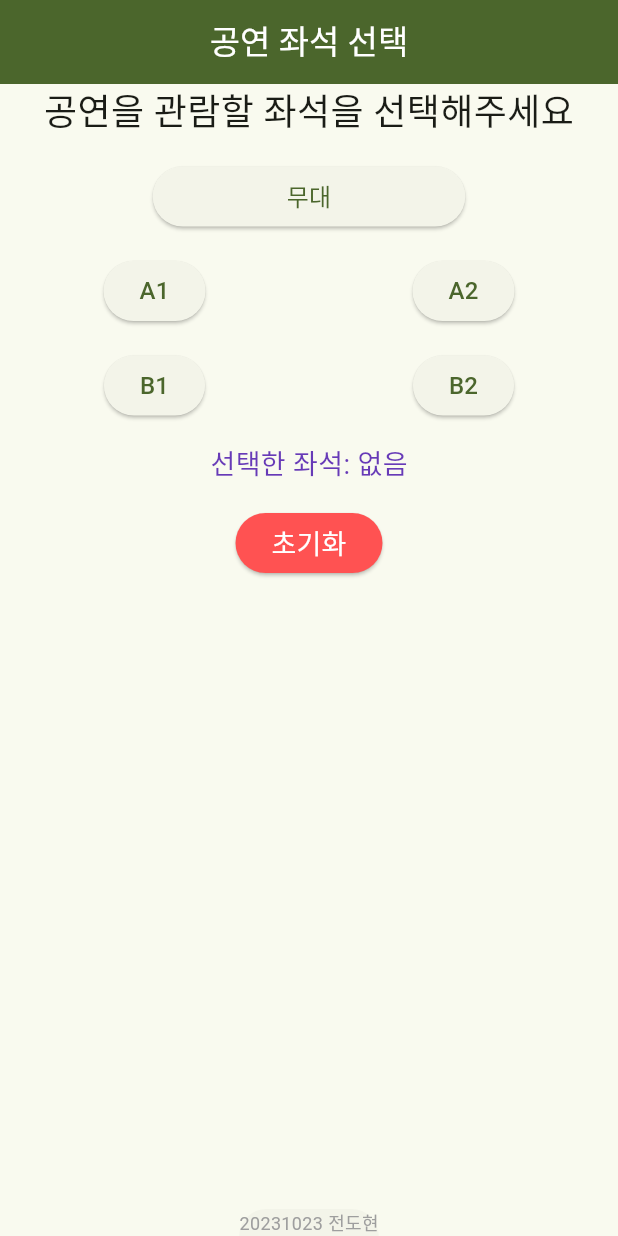
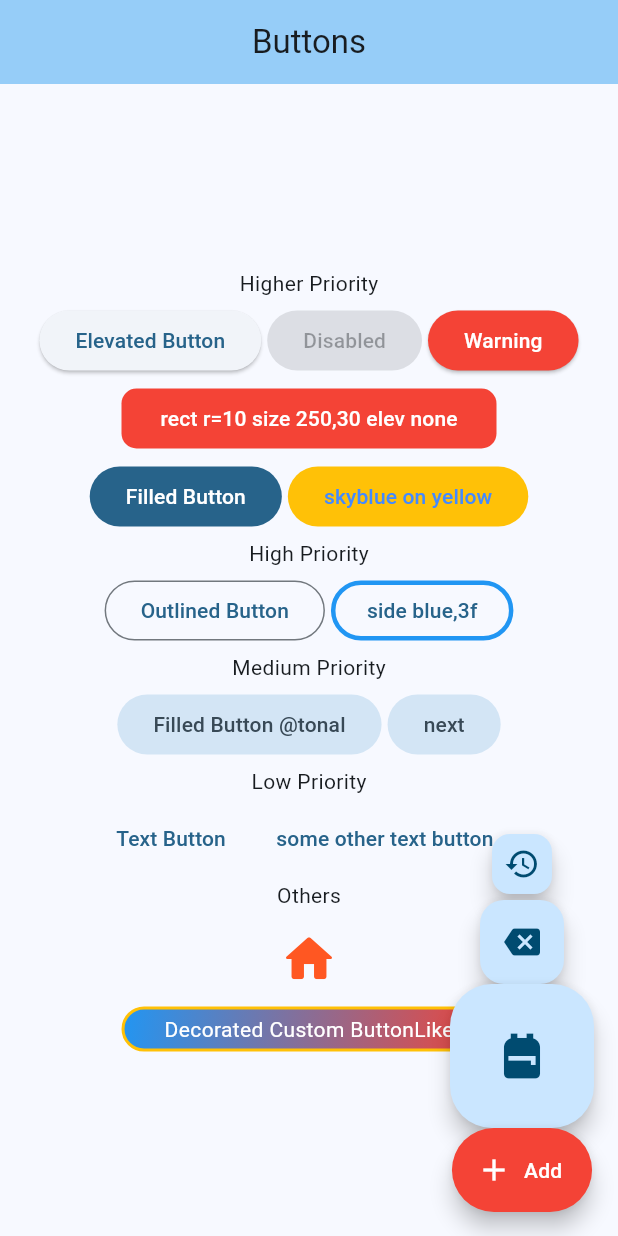
Before and after one commit to HotoRas/flutter_appprogram, a Flutter app: the screen it shows after launch, on a phone screen of 412 x 824 dp. Run offline on Flutter 3.47's test engine with Material 3 defaults, Android fonts, the phone set to English and light mode, and no system bars; our stand-ins replace audioplayers, lottie.

Commit message:
lib/buttons: that's a lot of buttons

```diff
--- /dev/null
+++ b/lib/buttons.dart
@@ -0,0 +1,128 @@
+import 'package:flutter/material.dart';
+
+void _noaction() {}
+
+class Buttons extends StatelessWidget {
+  const Buttons({super.key});
+  @override
+  Widget build(BuildContext context) {
+    return Scaffold(
+      appBar: AppBar(backgroundColor: Theme.of(context).colorScheme.inversePrimary, title: Text('Buttons'), centerTitle: true),
+      body: Center(
+        child: Column(
+          mainAxisAlignment: MainAxisAlignment.center,
+          spacing: 4,
+          children: [
+            Text('Higher Priority'),
+            Row(
+              mainAxisAlignment: MainAxisAlignment.center,
+              spacing: 4,
+              children: [
+                ElevatedButton(onPressed: _noaction, child: Text('Elevated Button')),
+                ElevatedButton(onPressed: null, child: Text('Disabled')),
+                ElevatedButton(
+                  onPressed: _noaction,
+                  style: ElevatedButton.styleFrom(backgroundColor: Colors.red),
+                  child: Text('Warning', style: TextStyle(color: Colors.white)),
+                ),
+              ],
+            ),
+            ElevatedButton(
+              onPressed: _noaction,
+              style: ElevatedButton.styleFrom(
+                backgroundColor: Colors.red,
+                foregroundColor: Colors.white,
+                shape: RoundedRectangleBorder(borderRadius: BorderRadiusGeometry.circular(10)),
+                fixedSize: Size(250, 30),
+                elevation: 0,
+              ),
+              child: Text('rect r=10 size 250,30 elev none'),
+            ),
+            Row(
+              mainAxisAlignment: MainAxisAlignment.center,
+              spacing: 4,
+              children: [
+                FilledButton(onPressed: _noaction, child: Text('Filled Button')),
+                FilledButton(
+                  onPressed: _noaction,
+                  style: FilledButton.styleFrom(backgroundColor: Colors.amber, foregroundColor: Colors.blueAccent),
+                  child: Text('skyblue on yellow'),
+                ),
+              ],
+            ),
+            Text('High Priority'),
+            Row(
+              mainAxisAlignment: MainAxisAlignment.center,
+              spacing: 4,
+              children: [
+                OutlinedButton(onPressed: _noaction, child: Text('Outlined Button')),
+                OutlinedButton(
+                  onPressed: _noaction,
+                  style: OutlinedButton.styleFrom(side: BorderSide(color: Colors.blue, width: 3)),
+                  child: Text('side blue,3f'),
+                ),
+              ],
+            ),
+            Text('Medium Priority'),
+            Row(
+              mainAxisAlignment: MainAxisAlignment.center,
+              spacing: 4,
+              children: [
+                FilledButton.tonal(onPressed: _noaction, child: Text('Filled Button @tonal')),
+                FilledButton.tonal(
+                  onPressed: _noaction,
+                  style: FilledButton.styleFrom(foregroundColor: Colors.grey[70]),
+                  child: Text('next'),
+                ),
+              ],
+            ),
+            Text('Low Priority'),
+            Row(
+              mainAxisAlignment: MainAxisAlignment.center,
+              spacing: 4,
+              children: [
+                TextButton(onPressed: _noaction, child: Text('Text Button')),
+                TextButton(
+                  onPressed: _noaction,
+                  style: TextButton.styleFrom(fixedSize: Size(180, 30)),
+                  child: Text('some other text button'),
+                ),
+              ],
+            ),
+            Text('Others'),
+            IconButton(
+              onPressed: _noaction,
+              icon: Icon(Icons.home_rounded, size: 40, color: Colors.deepOrange),
+            ),
+            Container(
+              width: 250,
+              height: 30,
+              alignment: Alignment.center,
+              decoration: BoxDecoration(
+                border: BoxBorder.all(color: Colors.amber, width: 2),
+                borderRadius: BorderRadius.circular(15),
+                gradient: LinearGradient(begin: Alignment.topLeft, end: Alignment.bottomRight, colors: [Colors.blue, Colors.red]),
+              ),
+              child: Text('Decorated Custom ButtonLike', style: TextStyle(color: Colors.white)),
+            ),
+          ],
+        ),
+      ),
+      floatingActionButton: Column(
+        mainAxisSize: MainAxisSize.min,
+        children: [
+          FloatingActionButton.small(onPressed: _noaction, child: Icon(Icons.restore)),
+          FloatingActionButton(onPressed: _noaction, child: Icon(Icons.backspace)),
+          FloatingActionButton.large(onPressed: _noaction, child: Icon(Icons.backpack)),
+          FloatingActionButton.extended(
+            onPressed: _noaction,
+            shape: RoundedRectangleBorder(borderRadius: BorderRadius.circular(30)),
+            backgroundColor: Colors.red,
+            icon: Icon(Icons.add, color: Colors.white),
+            label: Text('Add', style: TextStyle(color: Colors.white)),
+          ),
+        ],
+      ),
+    );
+  }
+}
--- a/lib/main.dart
+++ b/lib/main.dart
@@ -1,6 +1,7 @@
 import 'package:flutter/material.dart';
 
-import 'seatsel.dart';
+// import 'seatsel.dart';
+import 'buttons.dart';
 
 double cw = 100;
 double ch = 100;
@@ -29,9 +30,8 @@ class MainApp extends StatelessWidget {
   Widget build(BuildContext context) {
     return MaterialApp(
       debugShowCheckedModeBanner: false,
-      title: "공연 좌석 선택",
-      theme: ThemeData(colorSchemeSeed: Colors.lightGreen),
-      home: SeatSelect(),
+      theme: ThemeData(colorSchemeSeed: Colors.lightBlue),
+      home: Buttons(),
     );
   }
 }
```
